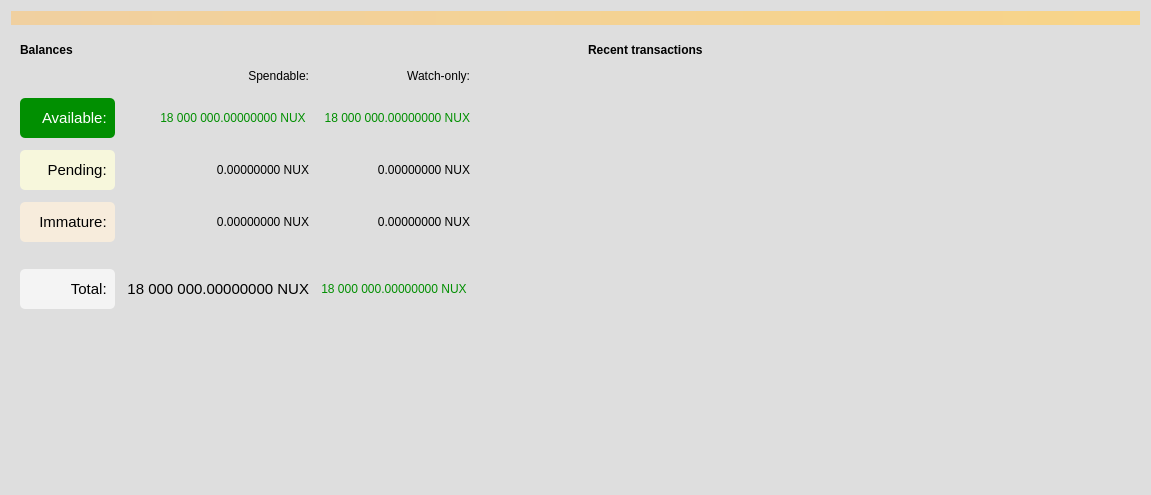
First picture: the form in src/qt/forms/overviewpage.ui, repository TaobotX11/nusacoin, before the edit.
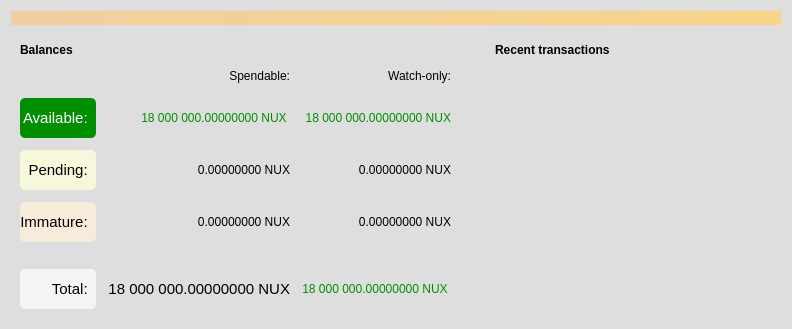
Second picture: the form after the edit. Icons and pictures are not drawn.

```diff
--- a/src/qt/forms/overviewpage.ui
+++ b/src/qt/forms/overviewpage.ui
@@ -6,8 +6,8 @@
    <rect>
     <x>0</x>
     <y>0</y>
-    <width>1151</width>
-    <height>495</height>
+    <width>792</width>
+    <height>318</height>
    </rect>
   </property>
   <property name="windowTitle">
```
